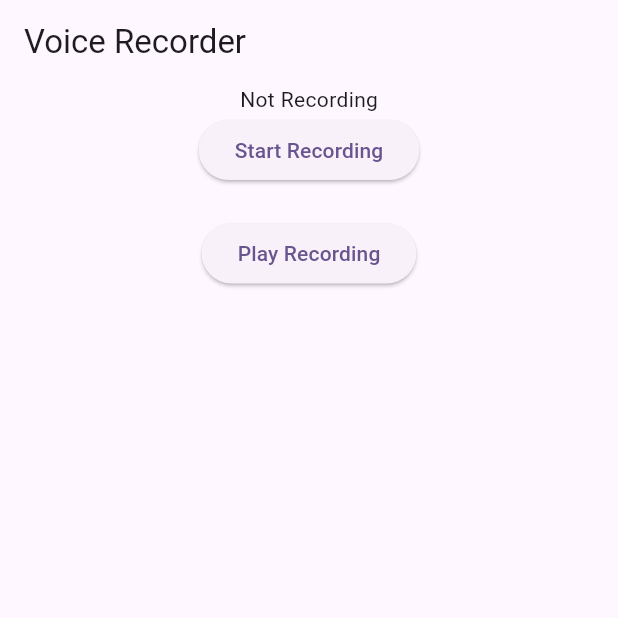
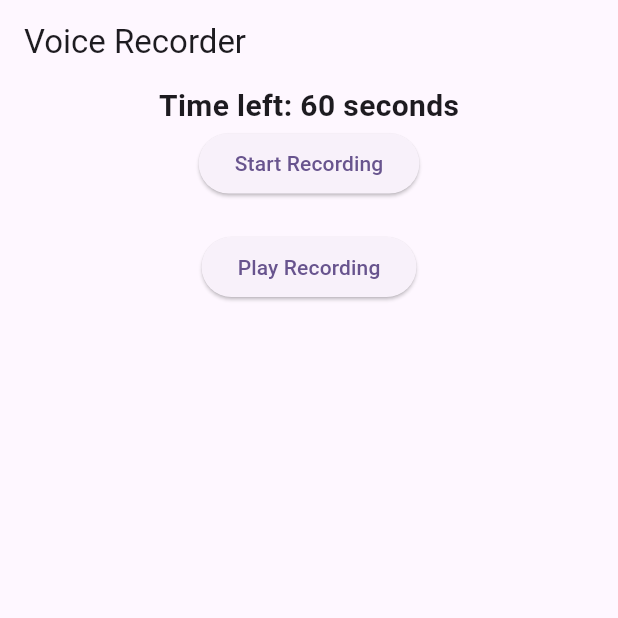
Before and after one commit to Mampuru/verbal_fluency, a Flutter app: the screen it shows after launch, on a phone screen of 412 x 824 dp, the top half of it. Run offline on Flutter 3.47's test engine with Material 3 defaults, Android fonts, the phone set to English and light mode, and no system bars; our stand-ins replace audioplayers, get, permission_handler, shared_preferences, speech_to_text.

Commit message:
Updated the recording view to display count down timer

```diff
--- a/lib/views/recording_view.dart
+++ b/lib/views/recording_view.dart
@@ -19,7 +19,11 @@ class RecordingView extends StatelessWidget {
           mainAxisAlignment: MainAxisAlignment.center,
           children: [
             Obx(() => Text(
-              controller.isRecording.value ? 'Recording...' : 'Not Recording',
+              'Time left: ${controller.timerValue.value} seconds',
+              style: const TextStyle(
+                fontSize: 20,
+                fontWeight: FontWeight.bold,
+              ),
             )),
             ElevatedButton(
               onPressed: () {
```
